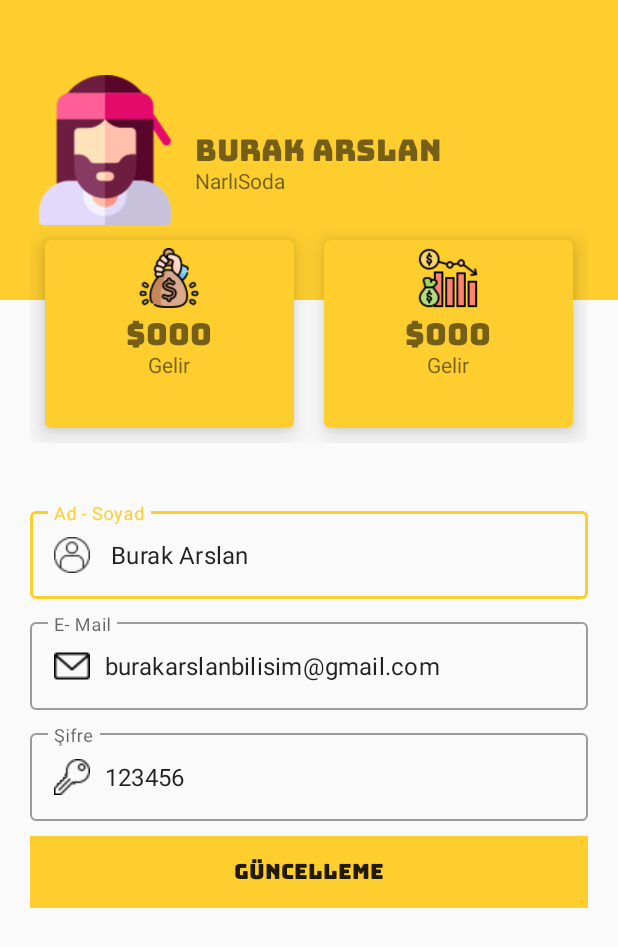
After one commit to Burak-Arslan/HesabimCuzdanim, an Android app: the ProfileActivity screen opened directly, with no data from a screen before it, on a phone screen of 412 x 824 dp. The commit adds this screen. Shown: the top 947 px of the screen. Run offline under Robolectric (Android 15) with nearby library versions, the phone set to English and light mode, and no system bars; Roboto replaces fonts that are not available here.

Commit message:
- Profile ekranı oluşturuldu

```diff
--- a/app/src/main/AndroidManifest.xml
+++ b/app/src/main/AndroidManifest.xml
@@ -9,7 +9,8 @@
         android:roundIcon="@drawable/wallett64"
         android:supportsRtl="true"
         android:theme="@style/AppTheme">
-        <activity android:name=".activtiy.SignUpActivity"></activity>
+        <activity android:name=".activtiy.ProfileActivity"></activity>
+        <activity android:name=".activtiy.SignUpActivity" />
         <activity android:name=".activtiy.LoginActivity" />
         <activity android:name=".activtiy.MainActivity">
             <intent-filter>
--- a/app/src/main/java/com/example/cuzdanimheabim/activtiy/LoginActivity.java
+++ b/app/src/main/java/com/example/cuzdanimheabim/activtiy/LoginActivity.java
@@ -18,10 +18,10 @@ import com.google.android.material.textfield.TextInputLayout;
 
 public class LoginActivity extends AppCompatActivity {
 
-    Button btnYeniKullanici ,btnGiris;
+    Button btnYeniKullanici, btnGiris;
     ImageView imgLogo;
-    TextView txtLogoName,txtSlogan;
-    TextInputLayout kullaniciAdi,Sifre;
+    TextView txtLogoName, txtSlogan;
+    TextInputLayout kullaniciAdi, Sifre;
 
     @Override
     protected void onCreate(Bundle savedInstanceState) {
@@ -56,6 +56,22 @@ public class LoginActivity extends AppCompatActivity {
                     YeniKullaniciKayitEkraninaGit();
                 }
             });
+
+            btnGiris.setOnClickListener(new View.OnClickListener() {
+                @Override
+                public void onClick(View v) {
+                    ProfileGiris();
+                }
+            });
+        } catch (Exception ex) {
+            Toast.makeText(this, ex.getMessage(), Toast.LENGTH_SHORT).show();
+        }
+    }
+
+    private void ProfileGiris() {
+        try {
+            Intent profilEkraninaGirisIntent = new Intent(LoginActivity.this, ProfileActivity.class);
+            startActivity(profilEkraninaGirisIntent);
         } catch (Exception ex) {
             Toast.makeText(this, ex.getMessage(), Toast.LENGTH_SHORT).show();
         }
--- /dev/null
+++ b/app/src/main/java/com/example/cuzdanimheabim/activtiy/ProfileActivity.java
@@ -0,0 +1,16 @@
+package com.example.cuzdanimheabim.activtiy;
+
+import androidx.appcompat.app.AppCompatActivity;
+
+import android.os.Bundle;
+
+import com.example.cuzdanimheabim.R;
+
+public class ProfileActivity extends AppCompatActivity {
+
+    @Override
+    protected void onCreate(Bundle savedInstanceState) {
+        super.onCreate(savedInstanceState);
+        setContentView(R.layout.activity_profile);
+    }
+}
--- a/app/src/main/res/layout/activity_login.xml
+++ b/app/src/main/res/layout/activity_login.xml
@@ -1,13 +1,17 @@
 <?xml version="1.0" encoding="utf-8"?>
-<androidx.constraintlayout.widget.ConstraintLayout xmlns:android="http://schemas.android.com/apk/res/android"
+<ScrollView xmlns:android="http://schemas.android.com/apk/res/android"
     xmlns:app="http://schemas.android.com/apk/res-auto"
     xmlns:tools="http://schemas.android.com/tools"
     android:layout_width="match_parent"
     android:layout_height="match_parent"
     android:background="#fff"
-    android:orientation="vertical"
     android:padding="20dp"
     tools:context=".activtiy.LoginActivity">
+
+    <androidx.constraintlayout.widget.ConstraintLayout
+        android:layout_width="match_parent"
+        android:orientation="vertical"
+        android:layout_height="match_parent">
 
         <Button
             android:id="@+id/btnSifremiUnuttum"
@@ -128,5 +132,5 @@
                 android:layout_width="match_parent"
                 android:layout_height="wrap_content"></com.google.android.material.textfield.TextInputEditText>
         </com.google.android.material.textfield.TextInputLayout>
-
     </androidx.constraintlayout.widget.ConstraintLayout>
+</ScrollView>
--- /dev/null
+++ b/app/src/main/res/layout/activity_profile.xml
@@ -0,0 +1,233 @@
+<?xml version="1.0" encoding="utf-8"?>
+<ScrollView xmlns:android="http://schemas.android.com/apk/res/android"
+    xmlns:app="http://schemas.android.com/apk/res-auto"
+    xmlns:tools="http://schemas.android.com/tools"
+    android:layout_width="match_parent"
+    android:layout_height="match_parent"
+    tools:context=".activtiy.ProfileActivity">
+
+    <LinearLayout
+        android:layout_width="match_parent"
+        android:orientation="vertical"
+        android:layout_height="match_parent">
+
+    <RelativeLayout
+        android:id="@+id/relativeLayout"
+        android:layout_width="match_parent"
+        android:layout_height="200dp"
+        android:background="#fece2f"
+        android:padding="20dp"
+        app:layout_constraintEnd_toEndOf="parent"
+        app:layout_constraintStart_toStartOf="parent"
+        app:layout_constraintTop_toTopOf="parent">
+
+        <ImageView
+            android:id="@+id/imgProfile"
+            android:layout_width="100dp"
+            android:layout_height="100dp"
+            android:layout_centerVertical="true"
+            android:src="@drawable/user128"></ImageView>
+
+        <TextView
+            android:id="@+id/txtUserName"
+            android:layout_width="wrap_content"
+            android:layout_height="wrap_content"
+            android:layout_centerVertical="true"
+            android:layout_marginLeft="10dp"
+            android:layout_toRightOf="@+id/imgProfile"
+            android:fontFamily="@font/bungee"
+            android:includeFontPadding="false"
+            android:text="BURAK ARSLAN"
+            android:textSize="20sp"></TextView>
+
+        <TextView
+            android:id="@+id/txtUserNameDesc"
+            android:layout_width="wrap_content"
+            android:layout_height="wrap_content"
+            android:layout_below="@+id/txtUserName"
+            android:layout_centerVertical="true"
+            android:layout_marginLeft="10dp"
+            android:layout_toRightOf="@+id/imgProfile"
+            android:includeFontPadding="false"
+            android:text="NarlıSoda"
+            android:textSize="14sp"></TextView>
+    </RelativeLayout>
+
+    <LinearLayout
+        android:layout_width="match_parent"
+        android:layout_height="wrap_content"
+        android:layout_marginTop="-70dp"
+        android:padding="20dp"
+        app:layout_constraintEnd_toEndOf="parent"
+        app:layout_constraintStart_toStartOf="parent"
+        app:layout_constraintTop_toBottomOf="@+id/relativeLayout">
+
+        <com.google.android.material.card.MaterialCardView
+            android:layout_width="0dp"
+            android:layout_height="125dp"
+            android:layout_margin="10dp"
+            android:layout_weight="1"
+            app:cardBackgroundColor="#fece2f"
+            app:cardElevation="10dp"
+            app:layout_constraintEnd_toEndOf="parent"
+            app:layout_constraintStart_toStartOf="parent"
+            app:layout_constraintTop_toBottomOf="@+id/relativeLayout">
+
+            <RelativeLayout
+                android:layout_width="match_parent"
+                android:layout_height="match_parent"
+                android:padding="5dp">
+
+                <ImageView
+                    android:layout_width="40dp"
+                    android:layout_height="40dp"
+                    android:layout_centerHorizontal="true"
+                    android:src="@drawable/gelir"></ImageView>
+
+                <TextView
+                    android:id="@+id/txtGelir"
+                    android:layout_width="wrap_content"
+                    android:layout_height="wrap_content"
+                    android:layout_centerInParent="true"
+                    android:fontFamily="@font/bungee"
+                    android:includeFontPadding="false"
+                    android:text="$000"
+                    android:textSize="20sp"></TextView>
+
+                <TextView
+                    android:id="@+id/txtGelirAciklama"
+                    android:layout_width="wrap_content"
+                    android:layout_height="wrap_content"
+                    android:layout_below="@+id/txtGelir"
+                    android:layout_centerInParent="true"
+                    android:includeFontPadding="false"
+                    android:text="Gelir"
+                    android:textSize="14sp"></TextView>
+
+
+            </RelativeLayout>
+        </com.google.android.material.card.MaterialCardView>
+
+        <com.google.android.material.card.MaterialCardView
+            android:layout_width="0dp"
+            android:layout_height="125dp"
+            android:layout_margin="10dp"
+            android:layout_weight="1"
+            app:cardBackgroundColor="#fece2f"
+            app:cardElevation="10dp"
+            app:layout_constraintEnd_toEndOf="parent"
+            app:layout_constraintStart_toStartOf="parent"
+            app:layout_constraintTop_toBottomOf="@+id/relativeLayout">
+
+            <RelativeLayout
+                android:layout_width="match_parent"
+                android:layout_height="match_parent"
+                android:padding="5dp">
+
+                <ImageView
+                    android:layout_width="40dp"
+                    android:layout_height="40dp"
+                    android:layout_centerHorizontal="true"
+                    android:src="@drawable/gider"></ImageView>
+
+                <TextView
+                    android:id="@+id/txtGider"
+                    android:layout_width="wrap_content"
+                    android:layout_height="wrap_content"
+                    android:layout_centerInParent="true"
+                    android:fontFamily="@font/bungee"
+                    android:includeFontPadding="false"
+                    android:text="$000"
+                    android:textSize="20sp"></TextView>
+
+                <TextView
+                    android:id="@+id/txtGiderAciklama"
+                    android:layout_width="wrap_content"
+                    android:layout_height="wrap_content"
+                    android:layout_below="@+id/txtGider"
+                    android:layout_centerInParent="true"
+                    android:includeFontPadding="false"
+                    android:text="Gelir"
+                    android:textSize="14sp"></TextView>
+
+            </RelativeLayout>
+        </com.google.android.material.card.MaterialCardView>
+
+    </LinearLayout>
+
+    <LinearLayout
+        android:layout_width="match_parent"
+        android:padding="20dp"
+        android:orientation="vertical"
+        android:layout_height="wrap_content">
+
+        <com.google.android.material.textfield.TextInputLayout
+            android:layout_width="match_parent"
+            android:hint="Ad - Soyad"
+            style="@style/Widget.MaterialComponents.TextInputLayout.OutlinedBox"
+            android:layout_marginBottom="10dp"
+            android:layout_height="wrap_content">
+
+            <com.google.android.material.textfield.TextInputEditText
+                android:layout_width="match_parent"
+                android:text=" Burak Arslan"
+                android:textColorHint="#fece2f"
+                android:drawablePadding="10dp"
+                android:drawableLeft="@drawable/user24"
+                android:layout_height="wrap_content">
+
+            </com.google.android.material.textfield.TextInputEditText>
+
+        </com.google.android.material.textfield.TextInputLayout>
+
+        <com.google.android.material.textfield.TextInputLayout
+            android:layout_width="match_parent"
+            android:hint="E- Mail"
+            style="@style/Widget.MaterialComponents.TextInputLayout.OutlinedBox"
+            android:layout_marginBottom="10dp"
+            android:layout_height="wrap_content">
+
+            <com.google.android.material.textfield.TextInputEditText
+                android:layout_width="match_parent"
+                android:text="burakarslanbilisim@gmail.com"
+                android:drawablePadding="10dp"
+                android:textColorHint="#fece2f"
+                android:drawableLeft="@drawable/email"
+                android:layout_height="wrap_content">
+
+            </com.google.android.material.textfield.TextInputEditText>
+
+        </com.google.android.material.textfield.TextInputLayout>
+
+        <com.google.android.material.textfield.TextInputLayout
+            android:layout_width="match_parent"
+            android:hint="Şifre"
+            style="@style/Widget.MaterialComponents.TextInputLayout.OutlinedBox"
+            android:layout_marginBottom="10dp"
+            android:layout_height="wrap_content">
+
+            <com.google.android.material.textfield.TextInputEditText
+                android:layout_width="match_parent"
+                android:text="123456"
+                android:drawablePadding="10dp"
+                android:textColorHint="#fece2f"
+                android:drawableLeft="@drawable/key"
+
+                android:layout_height="wrap_content">
+            </com.google.android.material.textfield.TextInputEditText>
+
+        </com.google.android.material.textfield.TextInputLayout>
+
+
+        <Button
+            android:text="@string/profileGuncelleme"
+            android:layout_width="match_parent"
+            android:fontFamily="@font/bungee"
+            android:background="#fece2f"
+            android:layout_height="wrap_content">
+
+        </Button>
+
+    </LinearLayout>
+    </LinearLayout>
+</ScrollView>
--- a/app/src/main/res/values/colors.xml
+++ b/app/src/main/res/values/colors.xml
@@ -1,6 +1,6 @@
 <?xml version="1.0" encoding="utf-8"?>
 <resources>
-    <color name="colorPrimary">#6200EE</color>
+    <color name="colorPrimary">#fece2f</color>
     <color name="colorPrimaryDark">#fece2f</color>
     <color name="colorAccent">#fece2f</color>
 </resources>
--- a/app/src/main/res/values/strings.xml
+++ b/app/src/main/res/values/strings.xml
@@ -18,5 +18,7 @@
     <string name="signupKayitOl">Kayıt Ol</string>
     <string name="signupHesabimVar">Zaten bir hesabın var mı? Giriş</string>
 
+    <string name="profileGuncelleme">Güncelleme</string>
+
 
 </resources>
```
Also changed, not shown: app/src/main/res/drawable-v24/email.png (added), app/src/main/res/drawable-v24/gelir.png (added), app/src/main/res/drawable-v24/gider.png (added), app/src/main/res/drawable-v24/key.png (added), app/src/main/res/drawable-v24/user128.png (added), app/src/main/res/drawable-v24/user24.png (added), app/src/main/res/drawable-v24/user64.png (added). Lines whose indentation alone changed are shown as unchanged.
